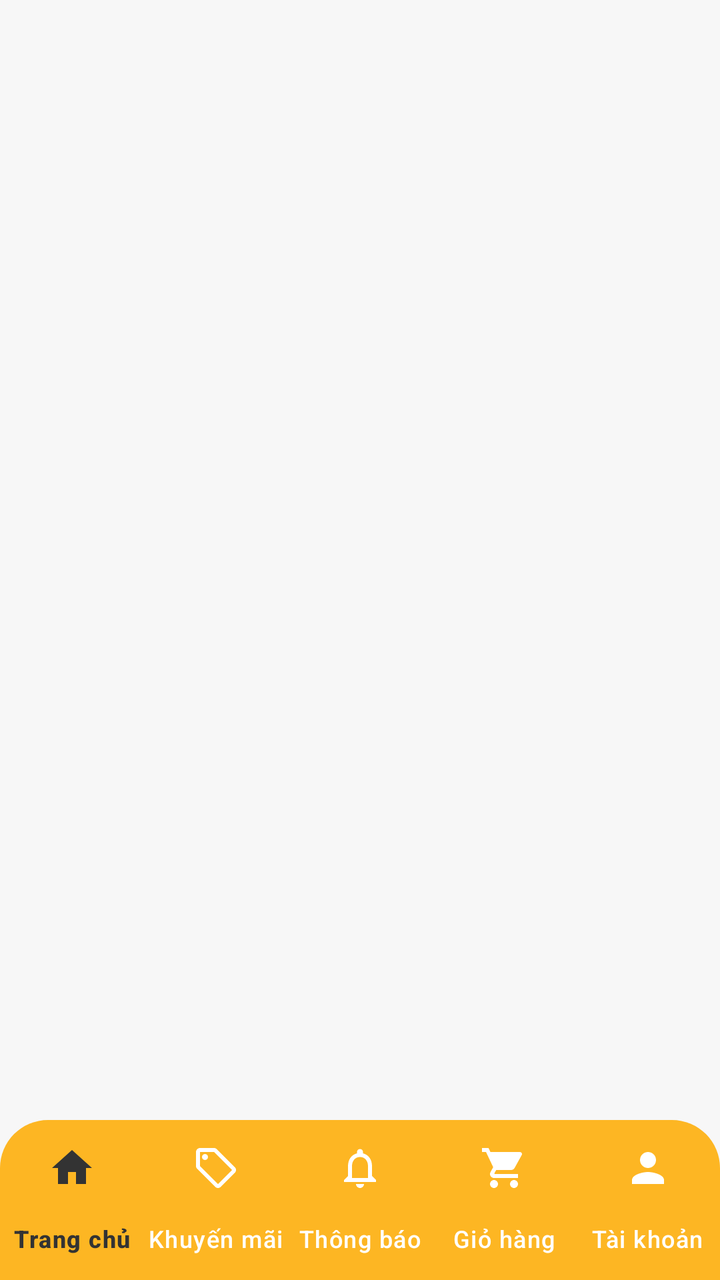
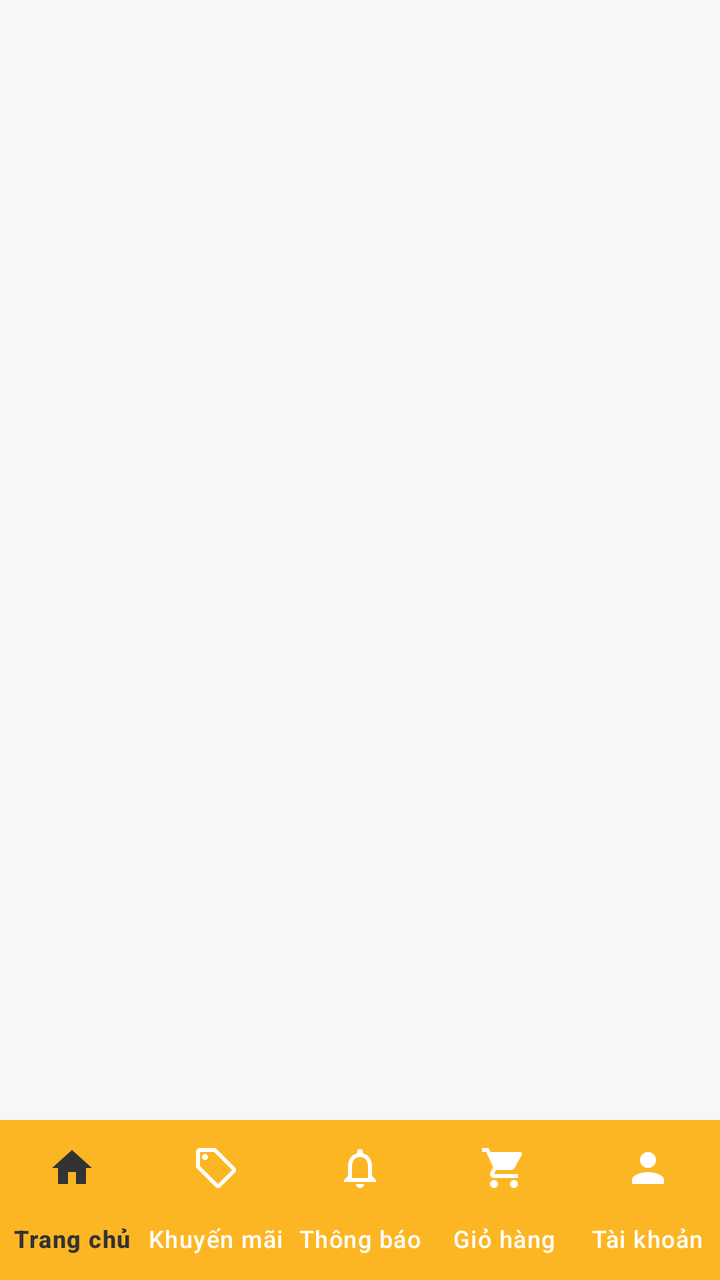

Before-and-after screenshots of an Android layout around one commit, followed by the original layout XML and the change that was made.
<!-- AndroidManifest.xml: application theme Theme.MobileDeviceStoreTDMU -->
<!-- res/layout/activity_trang_chu_user.xml -->
<?xml version="1.0" encoding="utf-8"?>
<RelativeLayout xmlns:android="http://schemas.android.com/apk/res/android"
    xmlns:app="http://schemas.android.com/apk/res-auto"
    xmlns:tools="http://schemas.android.com/tools"
    android:layout_width="match_parent"
    android:layout_height="match_parent"
    android:background="@color/bg_light"
    android:fitsSystemWindows="true"
    tools:context=".activity.TrangChuUserActivity">

    
    <FrameLayout
        android:id="@+id/frame_container_user"
        android:layout_width="match_parent"
        android:layout_height="match_parent"
        android:layout_above="@id/bottom_navigation_user" />

    
    <com.google.android.material.bottomnavigation.BottomNavigationView
        android:id="@+id/bottom_navigation_user"
        android:layout_width="match_parent"
        android:layout_height="wrap_content"
        android:layout_alignParentBottom="true"
        android:background="@drawable/bg_bottom_nav"
        android:elevation="16dp"
        app:itemIconTint="@color/bottom_nav_color_selector"
        app:itemTextColor="@color/bottom_nav_color_selector"
        app:labelVisibilityMode="labeled"
        app:itemActiveIndicatorStyle="@style/CustomActiveIndicator"
        app:menu="@menu/bottom_nav_user_menu" />

</RelativeLayout>
<!-- resources referenced by this layout -->
<resources>
  <color name="bg_light">#F7F7F7</color>
  <!-- drawable bg_bottom_nav (drawable) -->
  <?xml version="1.0" encoding="utf-8"?>
  <shape xmlns:android="http://schemas.android.com/apk/res/android"
      android:shape="rectangle">
      <solid android:color="@color/primary_yellow" />
      <corners
          android:topLeftRadius="24dp"
          android:topRightRadius="24dp" />
  </shape>
  <style name="CustomActiveIndicator" parent="Widget.Material3.BottomNavigationView.ActiveIndicator">
          
          <item name="android:color">@android:color/transparent</item>
      </style>
  <style name="Theme.MobileDeviceStoreTDMU" parent="Base.Theme.MobileDeviceStoreTDMU" />
  <color name="primary_yellow">#FDB623</color>
  <style name="Base.Theme.MobileDeviceStoreTDMU" parent="Theme.Material3.Light.NoActionBar">
          
          <item name="android:statusBarColor">@color/primary_yellow</item>
          <item name="android:windowLightStatusBar">true</item>
  
          <item name="android:navigationBarColor">@color/primary_yellow</item>
          <item name="android:windowLightNavigationBar" tools:targetApi="O_MR1">true</item>
          <item name="fontFamily">@font/nunito</item>
      </style>
</resources>

<!-- the commit's change to res/layout/activity_trang_chu_user.xml (unified diff, before → after) -->
@@ -4,13 +4,14 @@
     xmlns:tools="http://schemas.android.com/tools"
     android:layout_width="match_parent"
     android:layout_height="match_parent"
-    android:background="@color/bg_light"
+    android:background="@color/primary_yellow"
     android:fitsSystemWindows="true"
     tools:context=".activity.TrangChuUserActivity">
 
     
     <FrameLayout
         android:id="@+id/frame_container_user"
+        android:background="@color/bg_light"
         android:layout_width="match_parent"
         android:layout_height="match_parent"
         android:layout_above="@id/bottom_navigation_user" />
